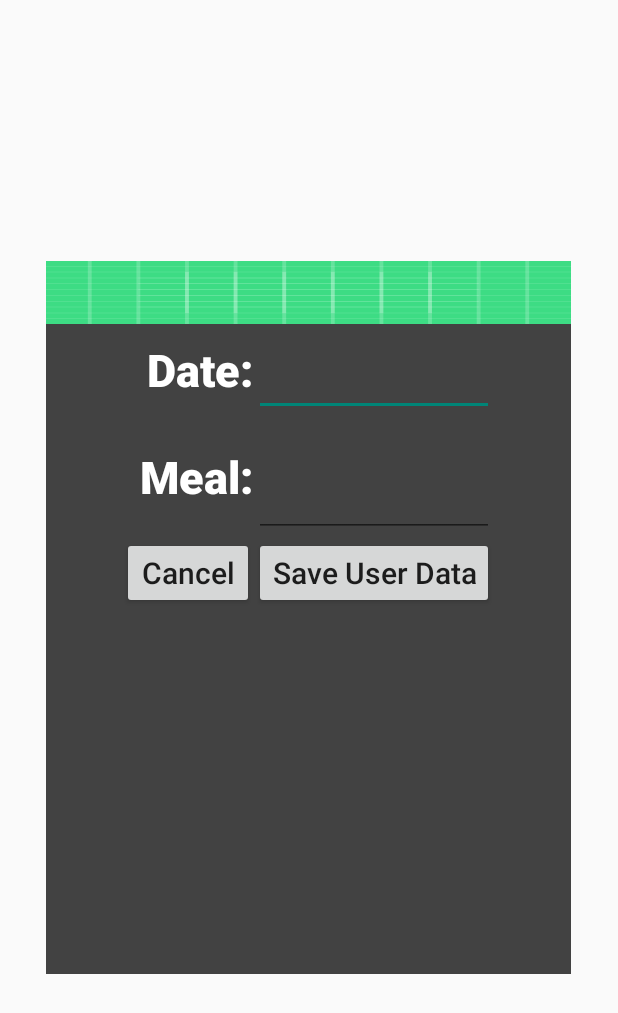
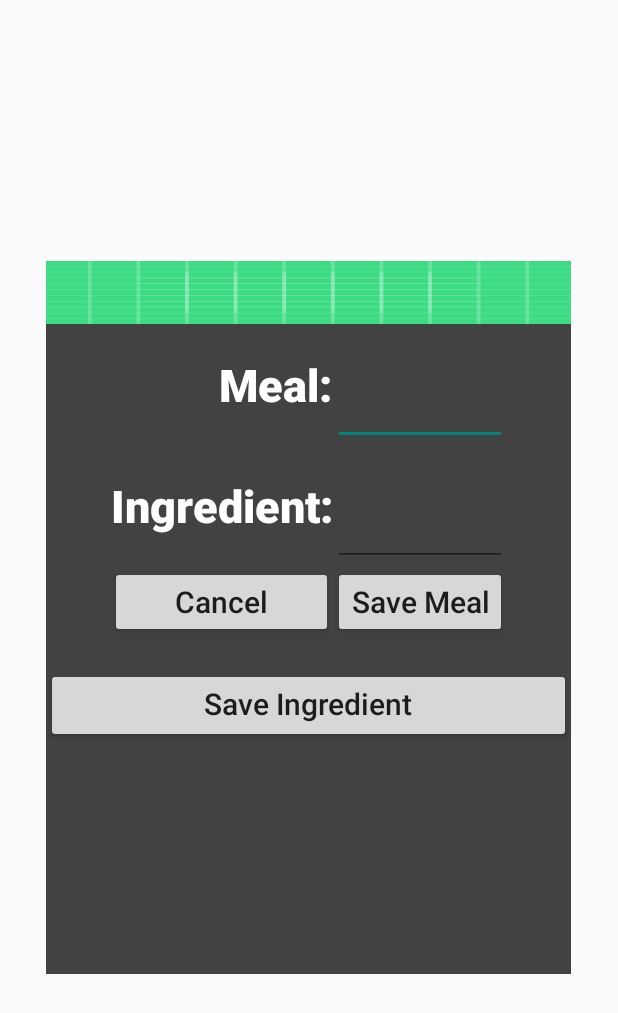
Before and after one commit to MaybeWilli/Kwick-Meal-Planner, an Android app: the screen it shows after launch (MealInputPage), after a tap on "OPEN MEAL INPUT", on a phone screen of 412 x 824 dp. Shown: the top 1013 px of the screen. Run offline under Robolectric (Android 15) with nearby library versions, the phone set to English and light mode, and no system bars; our stand-ins replace Room's generated code.

Commit message:
Ingredients and calories attempt #1

```diff
--- a/app/src/main/AndroidManifest.xml
+++ b/app/src/main/AndroidManifest.xml
@@ -9,6 +9,9 @@
         android:roundIcon="@mipmap/ic_launcher_round"
         android:supportsRtl="true"
         android:theme="@style/Theme.ICS3U">
+        <activity
+            android:name=".DisplayMealPage"
+            android:exported="false" />
         <activity
             android:name=".MealInputPage"
             android:exported="false" />
--- a/app/src/main/java/com/example/ics3u/MainActivity.java
+++ b/app/src/main/java/com/example/ics3u/MainActivity.java
@@ -8,13 +8,11 @@ import android.widget.Button;
 
 import androidx.appcompat.app.AppCompatActivity;
 import androidx.room.Room;
-import java.lang.*;
-
-import java.util.List;
 
 public class MainActivity extends AppCompatActivity {
     private Button button;
     private Button button2;
+    private Button button3;
     public static SavedMealDatabase savedMealDatabase;// = Room.databaseBuilder(getApplicationContext(), SavedMealDatabase.class, "savedMealDatabase").build();
     public static MealDao mealDao;
     public static SavedMealDatabase savedPlannedMealDatabase;// = Room.databaseBuilder(getApplicationContext(), SavedMealDatabase.class, "savedMealDatabase").build();
@@ -61,6 +59,14 @@ public class MainActivity extends AppCompatActivity {
                 openMealInputPage();
             }
         });
+
+        button3 = (Button) findViewById(R.id.displayMealPageButton);
+        button3.setOnClickListener(new View.OnClickListener() {
+            @Override
+            public void onClick(View v) {
+                openDisplayMealPage();
+            }
+        });
     }
 
     public void openActivity2() {
@@ -74,6 +80,12 @@ public class MainActivity extends AppCompatActivity {
         startActivity(intent);
     }
 
+    public void openDisplayMealPage()
+    {
+        Intent intent = new Intent(this, DisplayMealPage.class);
+        startActivity(intent);
+    }
+
     class FetchData implements Runnable {
         Thread thread = new Thread(this, "fetch_data");
 
--- a/app/src/main/java/com/example/ics3u/Meal.java
+++ b/app/src/main/java/com/example/ics3u/Meal.java
@@ -1,10 +1,12 @@
 package com.example.ics3u;
+
+import java.util.ArrayList;
 
 public class Meal {
     //variables
     public String name; //name of the meal, e.x: Chicken Salad, Beef Stew, etc
     //ingredients will be implemented later (probably)
-    public String[] ingredients; //ingredient list, e.x: [lettuce, chicken, fruit]
+    public ArrayList<String> ingredients; //ingredient list, e.x: [lettuce, chicken, fruit]
 
     public Meal() //dunno why you'd ever use this...
     {
@@ -16,7 +18,7 @@ public class Meal {
         this.name = name;
     }
 
-    public Meal(String name, String[] ingredients) {
+    public Meal(String name, ArrayList<String> ingredients) {
         this.name = name;
         this.ingredients = ingredients;
     }
--- a/app/src/main/java/com/example/ics3u/SavedMeal.java
+++ b/app/src/main/java/com/example/ics3u/SavedMeal.java
@@ -16,4 +16,7 @@ public class SavedMeal {
     @ColumnInfo(name = "meal_date")
     public String date;
 
+    @ColumnInfo(name = "meal_ingredients")
+    public String ingredients;
+
 }
--- a/app/src/main/java/com/example/ics3u/calendar_input_meal.java
+++ b/app/src/main/java/com/example/ics3u/calendar_input_meal.java
@@ -95,4 +95,5 @@ public class calendar_input_meal extends AppCompatActivity {
         Log.e("hmm", "wacky");
         finish();
     }
+
 }
--- a/app/src/main/res/layout/activity_meal_input_page.xml
+++ b/app/src/main/res/layout/activity_meal_input_page.xml
@@ -19,7 +19,7 @@
         android:textColor="@color/white"
         android:textStyle="bold"
         android:textSize="30dp"/>
-
+    <!--
     <TableRow
         android:layout_width="match_parent"
         android:layout_height="match_parent"
@@ -38,6 +38,7 @@
             android:outlineSpotShadowColor="@color/white"
             android:textSize="30dp" />
     </TableRow>
+    -->
     <TableRow
         android:layout_width="match_parent"
         android:layout_height="match_parent"
@@ -51,6 +52,26 @@
             android:fontFamily="sans-serif-black"/>
         <EditText
             android:id="@+id/mealET"
+            android:hint=""
+            android:inputType="textAutoCorrect"
+            android:textColor="@color/white"
+            android:textSize="30dp"
+            android:padding="20dp"/>
+    </TableRow>
+
+    <TableRow
+        android:layout_width="match_parent"
+        android:layout_height="match_parent"
+        android:gravity="center_horizontal"
+        android:orientation="horizontal">
+        <TextView
+            android:gravity="end"
+            android:text="Ingredient:"
+            android:textColor="@color/white"
+            android:textSize="30dp"
+            android:fontFamily="sans-serif-black"/>
+        <EditText
+            android:id="@+id/ingredientET"
             android:hint=""
             android:inputType="textAutoCorrect"
             android:textColor="@color/white"
@@ -73,11 +94,22 @@
             android:id="@+id/button_save_user_data"
             android:layout_width="wrap_content"
             android:layout_height="wrap_content"
-            android:text="Save User Data"
+            android:text="Save Meal"
             android:textSize="20dp"
             android:textAllCaps="false"
             android:gravity="center_horizontal"
             android:layout_marginBottom="20dp"
             android:onClick="addMealFromET"/>
     </TableRow>
+
+    <Button
+        android:id="@+id/button_save_ingredient"
+        android:layout_width="278dp"
+        android:layout_height="50dp"
+        android:layout_marginBottom="20dp"
+        android:gravity="center_horizontal"
+        android:onClick="addIngredientFromET"
+        android:text="Save Ingredient"
+        android:textAllCaps="false"
+        android:textSize="20dp" />
 </TableLayout>
```
Also changed, not shown: app/src/main/java/com/example/ics3u/DisplayMealPage.java (added, +54 -0 lines), app/src/main/java/com/example/ics3u/MealInputPage.java (+25 -9 lines), app/src/main/java/com/example/ics3u/MealManager.java (+26 -8 lines), app/src/main/res/layout/activity_display_meal_page.xml (added, +49 -0 lines), app/src/main/res/layout/activity_main.xml (+7 -0 lines).
